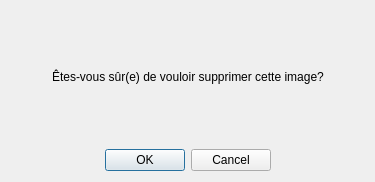
Old version of the form confirmdelete.ui in the repository SebGonzalez/BibliothequePhoto.
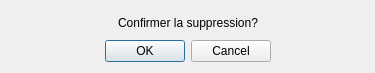
New version of the form.

What changed in the file:
```diff
--- a/confirmdelete.ui
+++ b/confirmdelete.ui
@@ -7,13 +7,19 @@
     <x>0</x>
     <y>0</y>
     <width>375</width>
-    <height>182</height>
+    <height>73</height>
    </rect>
   </property>
+  <property name="sizePolicy">
+   <sizepolicy hsizetype="Preferred" vsizetype="Preferred">
+    <horstretch>0</horstretch>
+    <verstretch>0</verstretch>
+   </sizepolicy>
+  </property>
   <property name="minimumSize">
    <size>
-    <width>375</width>
-    <height>182</height>
+    <width>0</width>
+    <height>0</height>
    </size>
   </property>
   <property name="maximumSize">
@@ -44,7 +50,7 @@
      <item>
       <widget class="QLabel" name="label">
        <property name="text">
-        <string>Êtes-vous sûr(e) de vouloir supprimer cette image?</string>
+        <string>Confirmer la suppression?</string>
        </property>
       </widget>
      </item>
```
Left out of the diff: 2 changed lines with no effect on the pictures.
